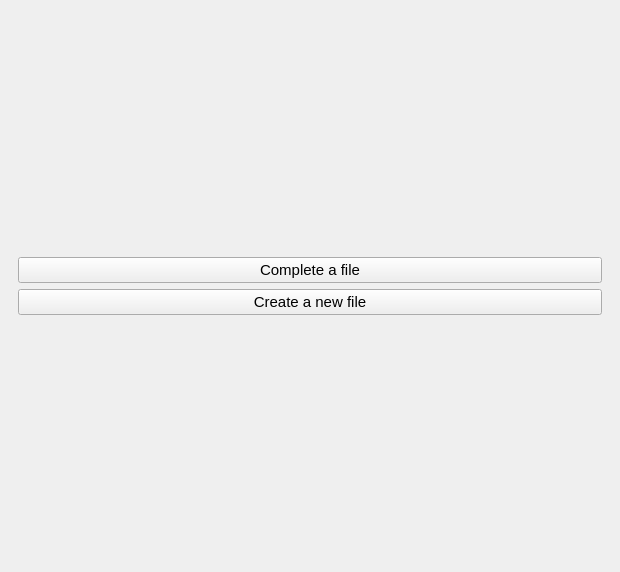
This is diagwayprojection/DiagwayProjection_dockwidget_base.ui in StundFR/diagway as Qt 5 draws it before an edit. The edited form follows.
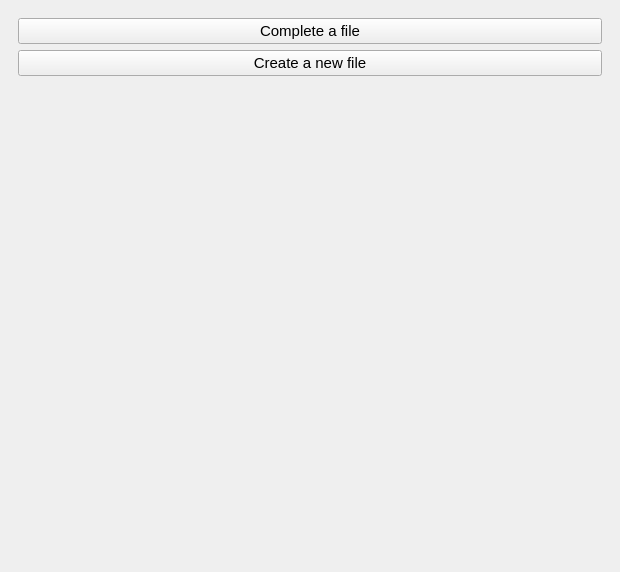
This is the edited form. The open tabs and pages were chosen to show the change. Icons and pictures are not drawn. Custom widgets are drawn as their Qt base class.

Commit message: Ajout de spacer

Patch:
```diff
--- a/diagwayprojection/DiagwayProjection_dockwidget_base.ui
+++ b/diagwayprojection/DiagwayProjection_dockwidget_base.ui
@@ -28,19 +28,6 @@
       </property>
       <widget class="QWidget" name="page_1">
        <layout class="QVBoxLayout" name="verticalLayout">
-        <item>
-         <spacer name="verticalSpacer_2">
-          <property name="orientation">
-           <enum>Qt::Vertical</enum>
-          </property>
-          <property name="sizeHint" stdset="0">
-           <size>
-            <width>20</width>
-            <height>40</height>
-           </size>
-          </property>
-         </spacer>
-        </item>
         <item>
          <widget class="QPushButton" name="push_complete">
           <property name="font">
```
Left out of the diff: 42 changed lines with no effect on the pictures.
